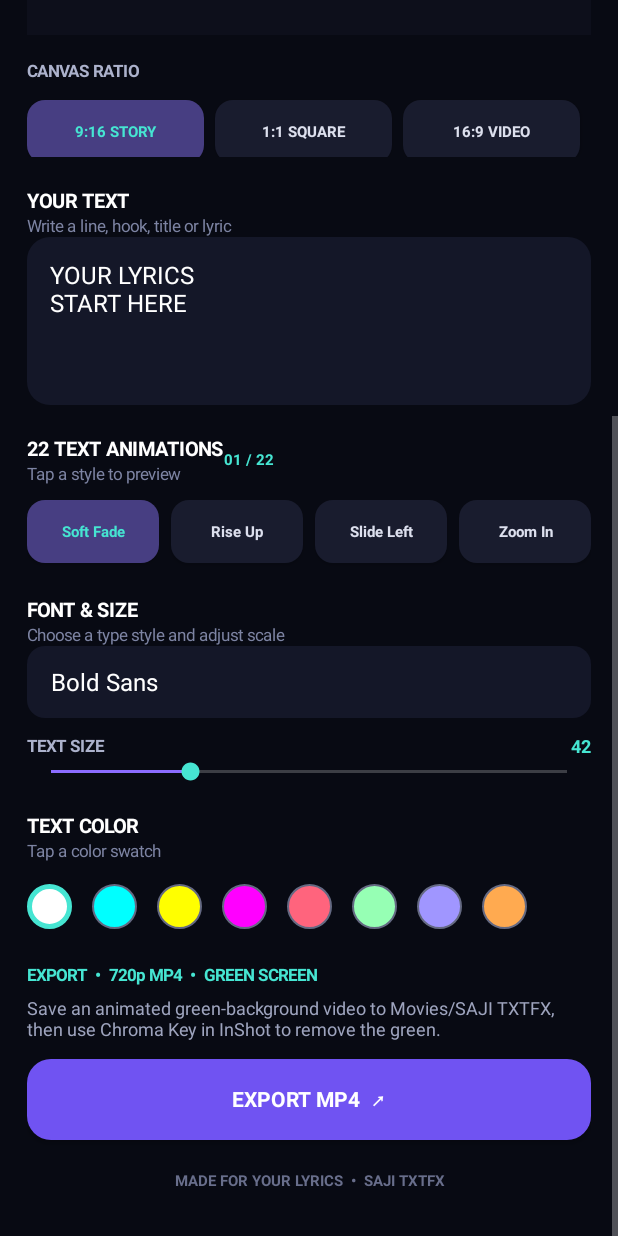
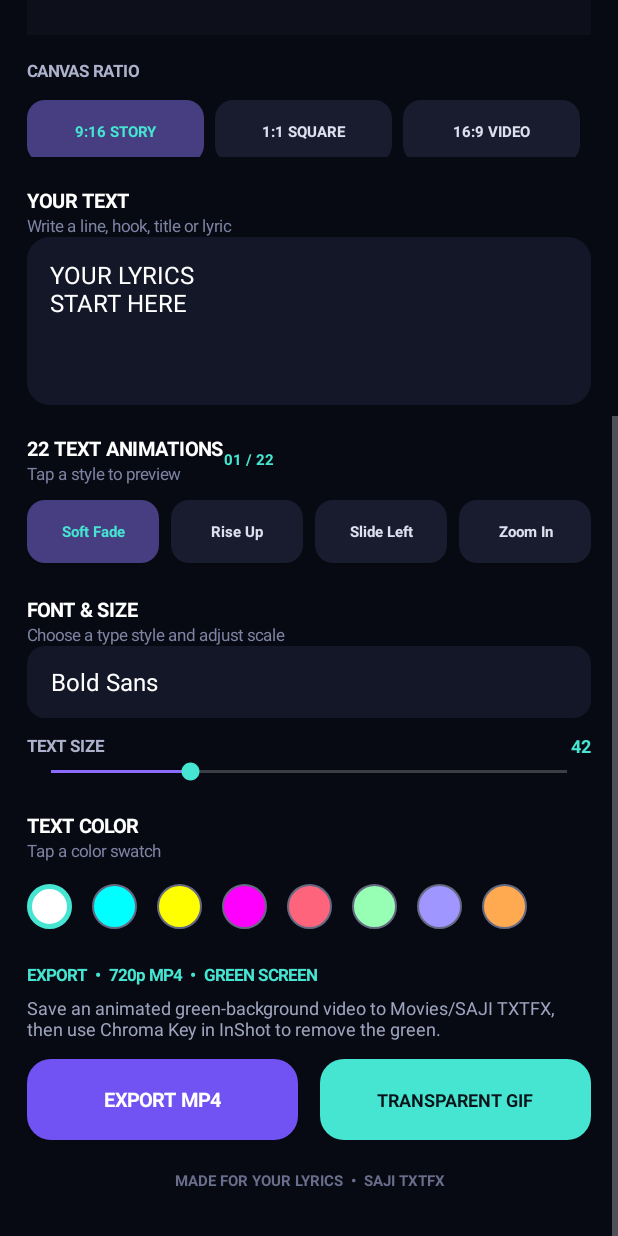
Before and after one commit to sagidsaim001-jpg/SAJI-TXTFX-Mobile, an Android app: the screen it shows after launch (MainActivity), scrolled down 418 dp, on a phone screen of 412 x 824 dp. Run offline under Robolectric (Android 15) with nearby library versions, the phone set to English and light mode, and no system bars.

Commit message:
Add transparent GIF export button and progress state

```diff
--- a/app/src/main/java/com/saji/txtfx/MainActivity.java
+++ b/app/src/main/java/com/saji/txtfx/MainActivity.java
@@ -47,6 +47,7 @@ public class MainActivity extends Activity {
     private EditText lyricInput;
     private TextView styleStatus;
     private Button exportButton;
+    private Button gifButton;
     private Spinner fontSpinner;
 
     @Override
@@ -237,15 +238,31 @@ public class MainActivity extends Activity {
         noteBody.setPadding(0, dp(6), 0, dp(12));
         page.addView(noteBody);
 
+        LinearLayout exportRow = new LinearLayout(this);
+        exportRow.setOrientation(LinearLayout.HORIZONTAL);
         exportButton = new Button(this);
-        exportButton.setText("EXPORT MP4  ↗");
+        exportButton.setText("EXPORT MP4");
         exportButton.setTextColor(Color.WHITE);
-        exportButton.setTextSize(14);
+        exportButton.setTextSize(13);
         exportButton.setTypeface(Typeface.DEFAULT_BOLD);
         exportButton.setAllCaps(false);
         exportButton.setBackground(round(Color.rgb(112, 83, 242), 16));
-        page.addView(exportButton, new LinearLayout.LayoutParams(-1, dp(54)));
+        gifButton = new Button(this);
+        gifButton.setText("TRANSPARENT GIF");
+        gifButton.setTextColor(Color.rgb(8, 20, 25));
+        gifButton.setTextSize(12);
+        gifButton.setTypeface(Typeface.DEFAULT_BOLD);
+        gifButton.setAllCaps(false);
+        gifButton.setBackground(round(Color.rgb(70, 229, 210), 16));
+        LinearLayout.LayoutParams exportParams = new LinearLayout.LayoutParams(0, dp(54), 1);
+        exportParams.setMargins(0, 0, dp(7), 0);
+        exportRow.addView(exportButton, exportParams);
+        LinearLayout.LayoutParams gifParams = new LinearLayout.LayoutParams(0, dp(54), 1);
+        gifParams.setMargins(dp(7), 0, 0, 0);
+        exportRow.addView(gifButton, gifParams);
+        page.addView(exportRow);
         exportButton.setOnClickListener(v -> startExport());
+        gifButton.setOnClickListener(v -> startGifExport());
 
         TextView footer = text("MADE FOR YOUR LYRICS  •  SAJI TXTFX", 10, Color.rgb(104, 110, 139), true);
         footer.setGravity(Gravity.CENTER);
@@ -289,6 +306,28 @@ public class MainActivity extends Activity {
         }
     }
 
+    private void startGifExport() {
+        String textValue = lyricInput.getText().toString().trim();
+        if (textValue.isEmpty()) {
+            Toast.makeText(this, "Pehle apna text likho", Toast.LENGTH_SHORT).show();
+            return;
+        }
+        ((InputMethodManager)getSystemService(Context.INPUT_METHOD_SERVICE))
+                .hideSoftInputFromWindow(lyricInput.getWindowToken(), 0);
+        exportButton.setEnabled(false);
+        gifButton.setEnabled(false);
+        gifButton.setText("RENDERING…");
+        GifExporter.export(this, textValue, selectedStyle, selectedColor, selectedSize,
+                selectedRatio, selectedTypeface, new Mp4Exporter.ResultCallback() {
+                    @Override public void onComplete(String message, boolean success) {
+                        exportButton.setEnabled(true);
+                        gifButton.setEnabled(true);
+                        gifButton.setText("TRANSPARENT GIF");
+                        Toast.makeText(MainActivity.this, message, Toast.LENGTH_LONG).show();
+                    }
+                });
+    }
+
     private void startExport() {
         String textValue = lyricInput.getText().toString().trim();
         if (textValue.isEmpty()) {
@@ -298,12 +337,14 @@ public class MainActivity extends Activity {
         ((InputMethodManager)getSystemService(Context.INPUT_METHOD_SERVICE))
                 .hideSoftInputFromWindow(lyricInput.getWindowToken(), 0);
         exportButton.setEnabled(false);
+        gifButton.setEnabled(false);
         exportButton.setText("RENDERING…");
         Mp4Exporter.export(this, textValue, selectedStyle, selectedColor, selectedSize, selectedRatio, selectedTypeface,
                 new Mp4Exporter.ResultCallback() {
                     @Override public void onComplete(String message, boolean success) {
                         exportButton.setEnabled(true);
-                        exportButton.setText("EXPORT MP4  ↗");
+                        gifButton.setEnabled(true);
+                        exportButton.setText("EXPORT MP4");
                         Toast.makeText(MainActivity.this, message, Toast.LENGTH_LONG).show();
                     }
                 });
```
